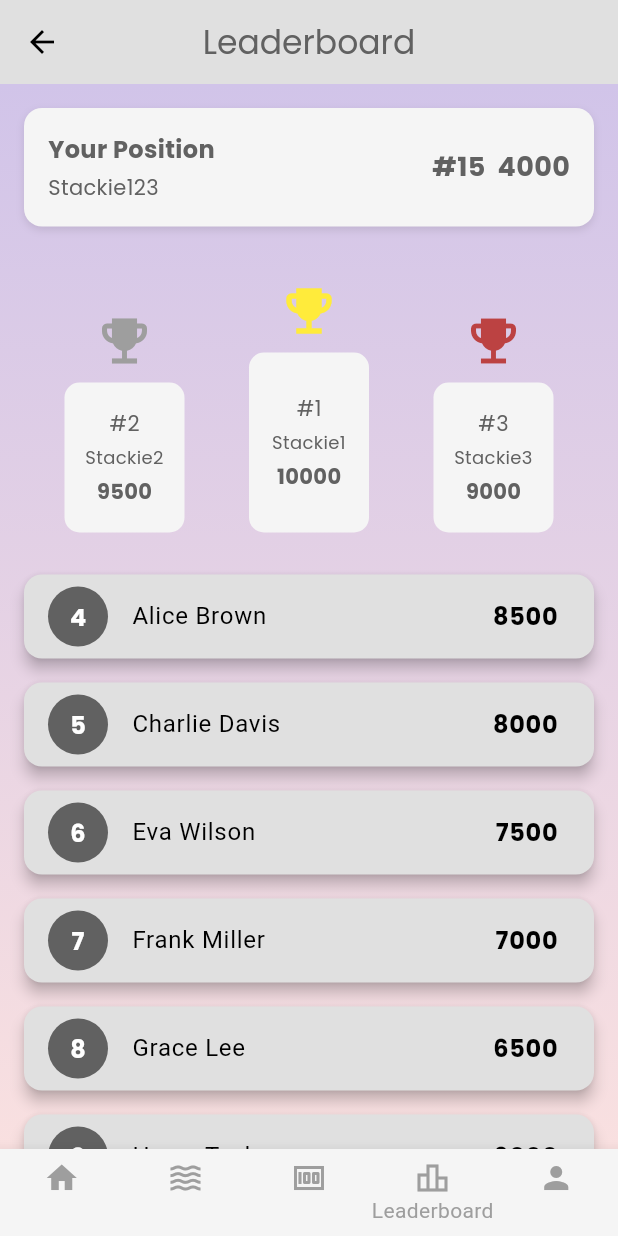
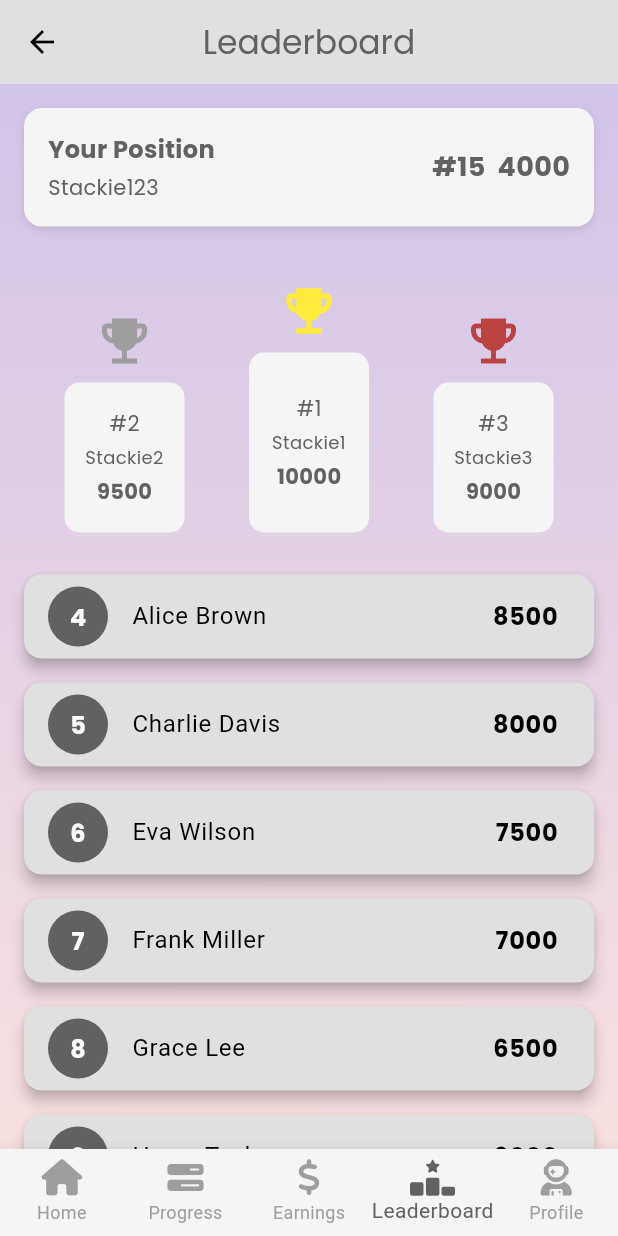
Before and after one commit to amandangol/stackup-mockup-app, a Flutter app: the BottomNavHome screen opened by its route, item 4 of the bottom bar chosen, on a phone screen of 412 x 824 dp. Run offline on Flutter 3.47's test engine with Material 3 defaults, Android fonts, the light colour scheme and no system bars; our stand-ins replace cloud_firestore, expansion_tile_card, firebase_auth, firebase_core, flutter_spinkit, font_awesome_flutter and 1 more; accounts and stored records are empty; network calls fail.

Commit message:
:zap: :recycle: fix

```diff
--- a/lib/bottomnav/bottomNavWrapper.dart
+++ b/lib/bottomnav/bottomNavWrapper.dart
@@ -1,6 +1,5 @@
-// lib/screens/home_screen.dart
-
 import 'package:flutter/material.dart';
+import 'package:font_awesome_flutter/font_awesome_flutter.dart';
 import 'package:stackup_app/screens/leaderboard/leaderboard_screen.dart';
 import 'package:stackup_app/screens/my_earnings/earning_screen.dart';
 import 'package:stackup_app/screens/home_screen/home_screen.dart';
@@ -8,6 +7,8 @@ import 'package:stackup_app/screens/myprogress_screen/myprogress_screen.dart';
 import 'package:stackup_app/screens/profile_screen/profile_screen.dart';
 
 class BottomNavHome extends StatefulWidget {
+  const BottomNavHome({super.key});
+
   @override
   _BottomNavHomeState createState() => _BottomNavHomeState();
 }
@@ -19,14 +20,21 @@ class _BottomNavHomeState extends State<BottomNavHome> {
     const HomeScreen(),
     const MyprogressScreen(),
     const EarningsScreen(),
-    LeaderboardScreen(),
-    ProfileScreen(),
+    const LeaderboardScreen(),
+    const ProfileScreen(),
   ];
 
   void _onItemTapped(int index) {
     setState(() {
       _selectedIndex = index;
     });
+  }
+
+  @override
+  void initState() {
+    // Provider.of<UserProvider>(context, listen: false).loadUsername();
+
+    super.initState();
   }
 
   @override
@@ -39,49 +47,30 @@ class _BottomNavHomeState extends State<BottomNavHome> {
           backgroundColor: colorScheme.secondary,
           currentIndex: _selectedIndex,
           onTap: _onItemTapped,
-          selectedLabelStyle: TextStyle(color: colorScheme.secondary),
-          unselectedItemColor: colorScheme.secondary,
+          selectedItemColor: colorScheme.inversePrimary,
+          unselectedItemColor: colorScheme.primary,
+          selectedLabelStyle: TextStyle(color: colorScheme.inversePrimary),
+          unselectedLabelStyle: TextStyle(color: colorScheme.primary),
           type: BottomNavigationBarType.fixed,
           items: [
-            BottomNavigationBarItem(
-              icon: Icon(
-                Icons.home,
-                color: colorScheme.primary,
-              ),
-              label: 'Home',
-            ),
-            BottomNavigationBarItem(
-              icon: Icon(
-                Icons.waves_outlined,
-                color: colorScheme.primary,
-              ),
-              label: 'Progress',
-            ),
-            BottomNavigationBarItem(
-              icon: Icon(
-                Icons.money,
-                color: colorScheme.primary,
-              ),
-              label: 'Balance',
-            ),
-            BottomNavigationBarItem(
-              icon: Icon(
-                Icons.leaderboard_outlined,
-                color: colorScheme.primary,
-              ),
-              label: 'Leaderboard',
-            ),
-            BottomNavigationBarItem(
-              icon: Icon(
-                Icons.person,
-                color: colorScheme.primary,
-              ),
-              label: 'Profile',
-            ),
+            _buildBottomNavItem(FontAwesomeIcons.home, 'Home'),
+            _buildBottomNavItem(FontAwesomeIcons.barsProgress, 'Progress'),
+            _buildBottomNavItem(FontAwesomeIcons.dollarSign, 'Earnings'),
+            _buildBottomNavItem(FontAwesomeIcons.rankingStar, 'Leaderboard'),
+            _buildBottomNavItem(FontAwesomeIcons.userAstronaut, 'Profile'),
           ],
         ),
         body: _pages[_selectedIndex],
       ),
     );
   }
+
+  BottomNavigationBarItem _buildBottomNavItem(IconData icon, String label) {
+    return BottomNavigationBarItem(
+      icon: FaIcon(icon),
+      activeIcon:
+          FaIcon(icon, color: Theme.of(context).colorScheme.inversePrimary),
+      label: label,
+    );
+  }
 }
--- a/lib/config/routes/routes.dart
+++ b/lib/config/routes/routes.dart
@@ -6,6 +6,7 @@ import 'package:stackup_app/screens/authscreens/login_screen/login_screen.dart';
 import 'package:stackup_app/screens/ongoing_campaigns/ongoing_campaigns.dart';
 import 'package:stackup_app/screens/authscreens/signup_screen/signup_screen.dart';
 import 'package:stackup_app/screens/splash_screen/splash_screen.dart';
+import 'package:stackup_app/services/auth/auth_gate.dart';
 
 class Routes {
   static Route<dynamic> generateRoute(RouteSettings settings) {
@@ -23,12 +24,14 @@ class Routes {
                   onTap: () {},
                 ));
       case RoutesName.homeScreen:
-        return MaterialPageRoute(builder: (context) => HomeScreen());
+        return MaterialPageRoute(builder: (context) => const HomeScreen());
       case RoutesName.ongoingScreen:
         return MaterialPageRoute(
-            builder: (context) => OngoingAndUpcomingCampaigns());
+            builder: (context) => const OngoingAndUpcomingCampaigns());
       case RoutesName.bottomNavHome:
-        return MaterialPageRoute(builder: (context) => BottomNavHome());
+        return MaterialPageRoute(builder: (context) => const BottomNavHome());
+      case RoutesName.authGate:
+        return MaterialPageRoute(builder: (context) => const AuthGate());
       default:
         return MaterialPageRoute(
             builder: (context) => const Scaffold(
--- a/lib/config/routes/routes_name.dart
+++ b/lib/config/routes/routes_name.dart
@@ -5,4 +5,5 @@ class RoutesName {
   static const String homeScreen = "/homeScreen";
   static const String ongoingScreen = "/ongoingScreen";
   static const String bottomNavHome = "/bottomNavHome";
+  static const String authGate = "/authGate";
 }
--- a/lib/main.dart
+++ b/lib/main.dart
@@ -4,7 +4,7 @@ import 'package:provider/provider.dart';
 import 'package:stackup_app/config/routes/routes.dart';
 import 'package:stackup_app/config/routes/routes_name.dart';
 import 'package:stackup_app/firebase_options.dart';
-import 'package:stackup_app/services/auth/auth_gate.dart';
+import 'package:stackup_app/screens/authscreens/provider/userprovider.dart';
 import 'package:stackup_app/services/auth/provider/auth_provider.dart';
 import 'package:stackup_app/screens/splash_screen/splash_screen.dart';
 import 'package:stackup_app/themes/theme_provider.dart';
@@ -18,6 +18,9 @@ void main() async {
       ChangeNotifierProvider(
         create: (context) => ThemeProvider(),
         child: const MyApp(),
+      ),
+      ChangeNotifierProvider(
+        create: (_) => UserProvider(),
       ),
       ChangeNotifierProvider(
         create: (context) => ObscureProvider(),
--- a/lib/screens/authscreens/login_screen/login_screen.dart
+++ b/lib/screens/authscreens/login_screen/login_screen.dart
@@ -30,20 +30,20 @@ class _LoginScreenState extends State<LoginScreen> {
     final authService = AuthService();
     try {
       showLoadingDialog(context);
-      await authService.signInwithEmailandPassword(
+      await authService.signInWithEmailAndPassword(
         emailController.text,
         passwordController.text,
       );
       // hideLoadingDialog(context);
       Navigator.push(
         context,
-        MaterialPageRoute(builder: (context) => BottomNavHome()),
+        MaterialPageRoute(builder: (context) => const BottomNavHome()),
       );
 
       ScaffoldMessenger.of(context).showSnackBar(
         SnackBar(
           backgroundColor: Colors.green,
-          content: Text("Logged in succesfully"),
+          content: const Text("Logged in succesfully"),
           shape: RoundedRectangleBorder(
             borderRadius: BorderRadius.circular(10),
           ),
--- /dev/null
+++ b/lib/screens/authscreens/provider/userprovider.dart
@@ -0,0 +1,20 @@
+// user_provider.dart
+import 'package:flutter/foundation.dart';
+import 'package:stackup_app/services/auth/auth_service.dart';
+
+class UserProvider extends ChangeNotifier {
+  String? _username;
+  String? get username => _username;
+
+  final AuthService _authService = AuthService();
+
+  Future<void> loadUsername() async {
+    try {
+      _username = await _authService.getCurrentUsername();
+      print("Username loaded: $_username");
+    } catch (e) {
+      print("Error loading username: $e");
+    }
+    notifyListeners();
+  }
+}
--- a/lib/screens/campaign_details/campaign_details.dart
+++ b/lib/screens/campaign_details/campaign_details.dart
@@ -17,7 +17,7 @@ class CampaignDetails extends StatelessWidget {
           child: Column(
             crossAxisAlignment: CrossAxisAlignment.start,
             children: [
-              Container(
+              SizedBox(
                 width: MediaQuery.of(context).size.width,
                 child: Image.asset(
                   campaign!.image,
--- a/lib/screens/leaderboard/leaderboard_screen.dart
+++ b/lib/screens/leaderboard/leaderboard_screen.dart
@@ -4,6 +4,8 @@ import 'package:google_fonts/google_fonts.dart';
 import 'package:stackup_app/screens/leaderboard/model/leaderboard_model.dart';
 
 class LeaderboardScreen extends StatefulWidget {
+  const LeaderboardScreen({super.key});
+
   @override
   _LeaderboardScreenState createState() => _LeaderboardScreenState();
 }
@@ -20,7 +22,7 @@ class _LeaderboardScreenState extends State<LeaderboardScreen> {
   }
 
   Future<void> fetchLeaderboardData() async {
-    await Future.delayed(Duration(seconds: 1));
+    await Future.delayed(const Duration(seconds: 1));
     setState(() {
       leaderboardItems = LeaderboardModel.leaderboard();
       currentUser = LeaderboardModel.getCurrentUser();
@@ -72,7 +74,7 @@ class _LeaderboardScreenState extends State<LeaderboardScreen> {
 
   Widget _buildTopThree() {
     return Container(
-      padding: EdgeInsets.symmetric(vertical: 20),
+      padding: const EdgeInsets.symmetric(vertical: 20),
       child: Row(
         mainAxisAlignment: MainAxisAlignment.spaceEvenly,
         crossAxisAlignment: CrossAxisAlignment.end,
@@ -87,8 +89,8 @@ class _LeaderboardScreenState extends State<LeaderboardScreen> {
 
   Widget _buildCurrentUserPosition() {
     return Container(
-        padding: EdgeInsets.all(16),
-        margin: EdgeInsets.all(16),
+        padding: const EdgeInsets.all(16),
+        margin: const EdgeInsets.all(16),
         decoration: BoxDecoration(
           color: Theme.of(context).colorScheme.secondary,
           borderRadius: BorderRadius.circular(12),
@@ -96,7 +98,7 @@ class _LeaderboardScreenState extends State<LeaderboardScreen> {
             BoxShadow(
               color: Colors.black.withOpacity(0.1),
               blurRadius: 4,
-              offset: Offset(0, 2),
+              offset: const Offset(0, 2),
             ),
           ],
         ),
@@ -114,7 +116,7 @@ class _LeaderboardScreenState extends State<LeaderboardScreen> {
                     fontWeight: FontWeight.bold,
                   ),
                 ),
-                SizedBox(height: 4),
+                const SizedBox(height: 4),
                 Text(
                   currentUser.name,
                   style: GoogleFonts.poppins(
@@ -134,7 +136,7 @@ class _LeaderboardScreenState extends State<LeaderboardScreen> {
                     fontWeight: FontWeight.bold,
                   ),
                 ),
-                SizedBox(width: 8),
+                const SizedBox(width: 8),
                 Text(
                   '${currentUser.score}',
                   style: GoogleFonts.poppins(
@@ -162,7 +164,7 @@ class _LeaderboardScreenState extends State<LeaderboardScreen> {
       mainAxisSize: MainAxisSize.min,
       children: [
         Icon(icon, size: 40, color: color),
-        SizedBox(height: 8),
+        const SizedBox(height: 8),
         Container(
           width: 80,
           height: height,
@@ -180,7 +182,7 @@ class _LeaderboardScreenState extends State<LeaderboardScreen> {
                   color: Theme.of(context).colorScheme.inversePrimary,
                 ),
               ),
-              SizedBox(height: 4),
+              const SizedBox(height: 4),
               Text(
                 item.name,
                 textAlign: TextAlign.center,
@@ -188,7 +190,7 @@ class _LeaderboardScreenState extends State<LeaderboardScreen> {
                     color: Theme.of(context).colorScheme.inversePrimary,
                     fontSize: 12),
               ),
-              SizedBox(height: 4),
+              const SizedBox(height: 4),
               Text(
                 '${item.score}',
                 style: GoogleFonts.poppins(
@@ -208,7 +210,7 @@ class _LeaderboardScreenState extends State<LeaderboardScreen> {
       itemBuilder: (context, index) {
         final item = leaderboardItems[index + 3];
         return Card(
-          margin: EdgeInsets.symmetric(horizontal: 16, vertical: 8),
+          margin: const EdgeInsets.symmetric(horizontal: 16, vertical: 8),
           elevation: 4,
           shape:
               RoundedRectangleBorder(borderRadius: BorderRadius.circular(12)),
--- a/lib/screens/myprogress_screen/models/myprogress_questmodel.dart
+++ b/lib/screens/myprogress_screen/models/myprogress_questmodel.dart
@@ -103,7 +103,7 @@ List<PastQuestRecord> pastQuests = [
     title: "Meet Cody",
     status: "Past",
     rewardStatus: "Rewarded",
-    reward: "\4",
+    reward: "4",
   ),
   PastQuestRecord(
     title: "Upload GraphQL API to GitHub",
@@ -295,7 +295,7 @@ List<PastQuestRecord> pastQuests = [
     title: "Quest 4 - Capstone: Online Store",
     status: "Past",
     rewardStatus: "Rewarded",
-    reward: "\3",
+    reward: "3",
   ),
   PastQuestRecord(
     title: "Quest 3 - Building a Cross-Chain Counter",
@@ -343,7 +343,7 @@ List<PastQuestRecord> pastQuests = [
     title: "Quest 2: Exploring Starknet Contract Ecosystem",
     status: "Past",
     rewardStatus: "Rewarded",
-    reward: "\3",
+    reward: "3",
   ),
   PastQuestRecord(
     title: "Quest 4 - Build a Voting dApp (Backend)",
--- a/lib/screens/myprogress_screen/widgets/past_quest_card.dart
+++ b/lib/screens/myprogress_screen/widgets/past_quest_card.dart
@@ -30,7 +30,7 @@ class PastQuestCard extends StatelessWidget {
                 color: colorScheme.inversePrimary, fontWeight: FontWeight.w500),
           ),
           subtitle: Text(
-            "${reward} Reward Earned",
+            "$reward Reward Earned",
             style: GoogleFonts.poppins(
                 color: colorScheme.inversePrimary, fontWeight: FontWeight.w500),
           ),
--- a/lib/screens/profile_screen/profile_screen.dart
+++ b/lib/screens/profile_screen/profile_screen.dart
@@ -2,6 +2,8 @@ import 'package:flutter/material.dart';
 import 'package:google_fonts/google_fonts.dart';
 
 class ProfileScreen extends StatelessWidget {
+  const ProfileScreen({super.key});
+
   @override
   Widget build(BuildContext context) {
     final colorScheme = Theme.of(context).colorScheme;
@@ -103,7 +105,7 @@ class ProfileScreen extends StatelessWidget {
 
   Widget _buildExpertiseAreas() {
     return Padding(
-      padding: EdgeInsets.all(16),
+      padding: const EdgeInsets.all(16),
       child: Column(
         crossAxisAlignment: CrossAxisAlignment.start,
         children: [
--- a/lib/services/auth/auth_gate.dart
+++ b/lib/services/auth/auth_gate.dart
@@ -1,7 +1,6 @@
 import 'package:firebase_auth/firebase_auth.dart';
 import 'package:flutter/material.dart';
 import 'package:stackup_app/bottomnav/bottomNavWrapper.dart';
-import 'package:stackup_app/screens/home_screen/home_screen.dart';
 import 'package:stackup_app/services/auth/login_or_register.dart';
 
 class AuthGate extends StatelessWidget {
@@ -15,7 +14,7 @@ class AuthGate extends StatelessWidget {
         builder: (context, snapshot) {
           //user is logged in
           if (snapshot.hasData) {
-            return BottomNavHome();
+            return  const BottomNavHome();
           } else {
             return const LoginOrRegister();
           }
--- a/lib/services/splash_services.dart
+++ b/lib/services/splash_services.dart
@@ -8,7 +8,7 @@ class SplashServices {
     Timer(const Duration(seconds: 3), () {
       Navigator.pushNamedAndRemoveUntil(
         context,
-        RoutesName.bottomNavHome,
+        RoutesName.authGate,
         (route) => false,
       );
     });
```
Also changed, not shown: lib/screens/authscreens/signup_screen/signup_screen.dart (+20 -9 lines), lib/screens/home_screen/home_screen.dart (+10 -3 lines), lib/screens/myprogress_screen/myprogress_screen.dart (+77 -59 lines), lib/services/auth/auth_service.dart (+54 -25 lines), lib/utils/error_messages.dart (+22 -9 lines), pubspec.yaml (+7 -0 lines), images/icons/icon.png (added), pubspec.lock, 31 other files.
